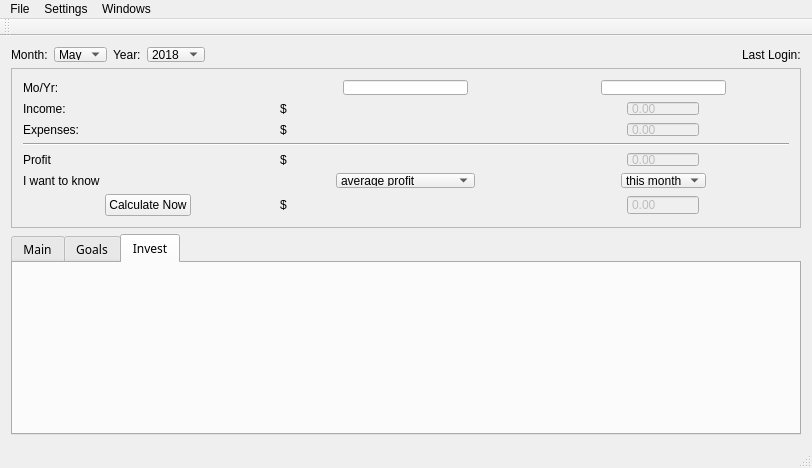
Before: the Qt Designer form src/mudget.ui in ItsMoss/mUdget, drawn with Qt 5.
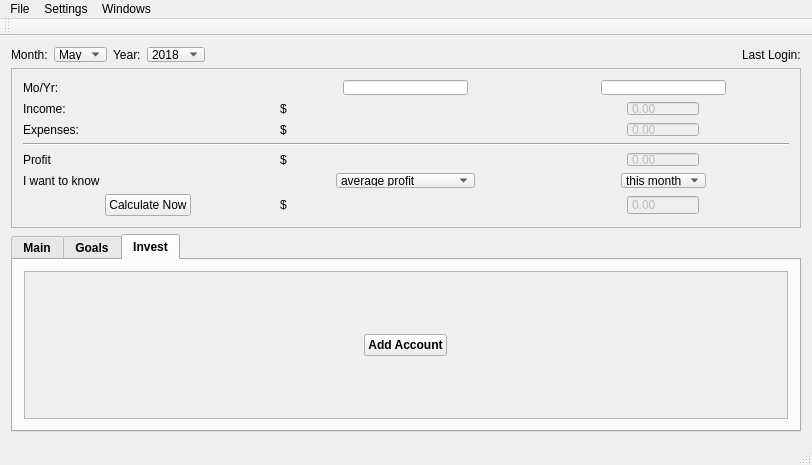
After: the same form once the commit is applied. The open tabs and pages were chosen to show the change.

The edit to the form file:
```diff
--- a/src/mudget.ui
+++ b/src/mudget.ui
@@ -660,7 +660,9 @@
      <widget class="QTabWidget" name="mainTabWidget">
       <property name="font">
        <font>
-        <family>Lucida Handwriting</family>
+        <family>Arial</family>
+        <weight>75</weight>
+        <bold>true</bold>
        </font>
       </property>
       <property name="autoFillBackground">
@@ -934,6 +936,38 @@
        <attribute name="title">
         <string>Invest</string>
        </attribute>
+       <layout class="QGridLayout" name="gridLayout_4">
+        <item row="0" column="0">
+         <widget class="QScrollArea" name="investScrollArea">
+          <property name="widgetResizable">
+           <bool>true</bool>
+          </property>
+          <widget class="QWidget" name="scrollAreaWidgetContents">
+           <property name="geometry">
+            <rect>
+             <x>0</x>
+             <y>0</y>
+             <width>98</width>
+             <height>29</height>
+            </rect>
+           </property>
+           <layout class="QGridLayout" name="gridLayout_7">
+            <item row="0" column="0">
+             <layout class="QGridLayout" name="investLayout">
+              <item row="0" column="0" alignment="Qt::AlignHCenter">
+               <widget class="QPushButton" name="addAccountButton">
+                <property name="text">
+                 <string>Add Account</string>
+                </property>
+               </widget>
+              </item>
+             </layout>
+            </item>
+           </layout>
+          </widget>
+         </widget>
+        </item>
+       </layout>
       </widget>
      </widget>
     </item>
```
Left out of the diff: 102 changed lines with no effect on the pictures.
